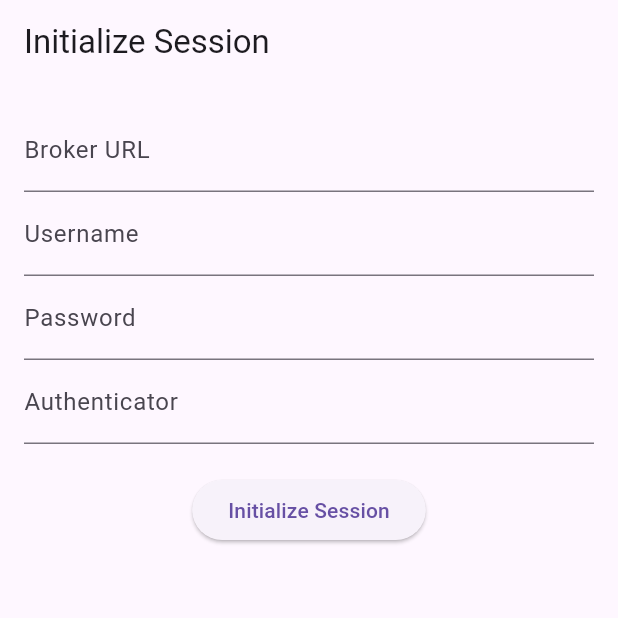
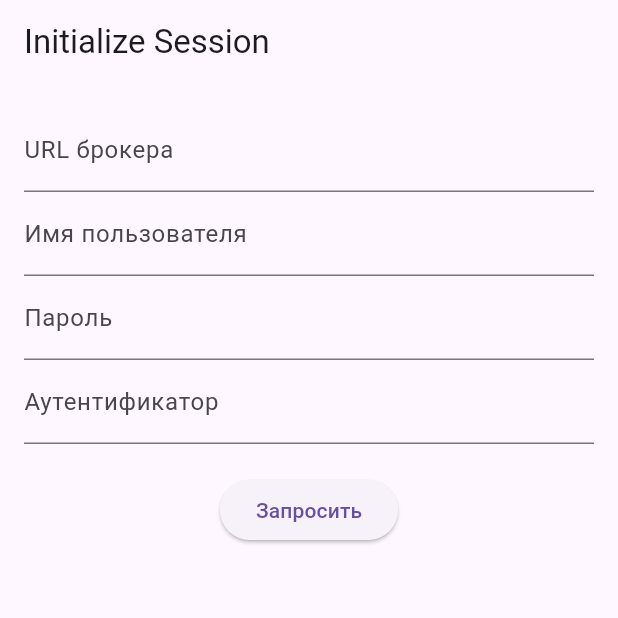
Before and after one commit to spiconich/flutter-xrm, a Flutter app: the screen it shows after launch, on a phone screen of 412 x 824 dp, the top half of it. Run offline on Flutter 3.47's test engine with Material 3 defaults, Android fonts, the phone set to English and light mode, and no system bars; our stand-ins replace dio, flutter_bloc.

Commit message:
Добавлены русские надписи

```diff
--- a/hostvm_xrm/lib/features/generate_plan/presentation/pages/generate_plan_page.dart
+++ b/hostvm_xrm/lib/features/generate_plan/presentation/pages/generate_plan_page.dart
@@ -30,20 +30,24 @@ class GeneratePlanPage extends StatelessWidget {
               children: [
                 TextField(
                   controller: _hostController,
-                  decoration: const InputDecoration(labelText: 'Broker URL'),
+                  decoration: const InputDecoration(labelText: 'URL брокера'),
                 ),
                 TextField(
                   controller: _usernameController,
-                  decoration: const InputDecoration(labelText: 'Username'),
+                  decoration: const InputDecoration(
+                    labelText: 'Имя пользователя',
+                  ),
                 ),
                 TextField(
                   controller: _passwordController,
                   obscureText: true,
-                  decoration: const InputDecoration(labelText: 'Password'),
+                  decoration: const InputDecoration(labelText: 'Пароль'),
                 ),
                 TextField(
                   controller: _authController,
-                  decoration: const InputDecoration(labelText: 'Authenticator'),
+                  decoration: const InputDecoration(
+                    labelText: 'Аутентификатор',
+                  ),
                 ),
                 const SizedBox(height: 20),
                 if (state is GeneratePlanLoading)
@@ -60,7 +64,7 @@ class GeneratePlanPage extends StatelessWidget {
                         ),
                       );
                     },
-                    child: const Text('Initialize Session'),
+                    child: const Text('Запросить'),
                   ),
               ],
             ),
```
